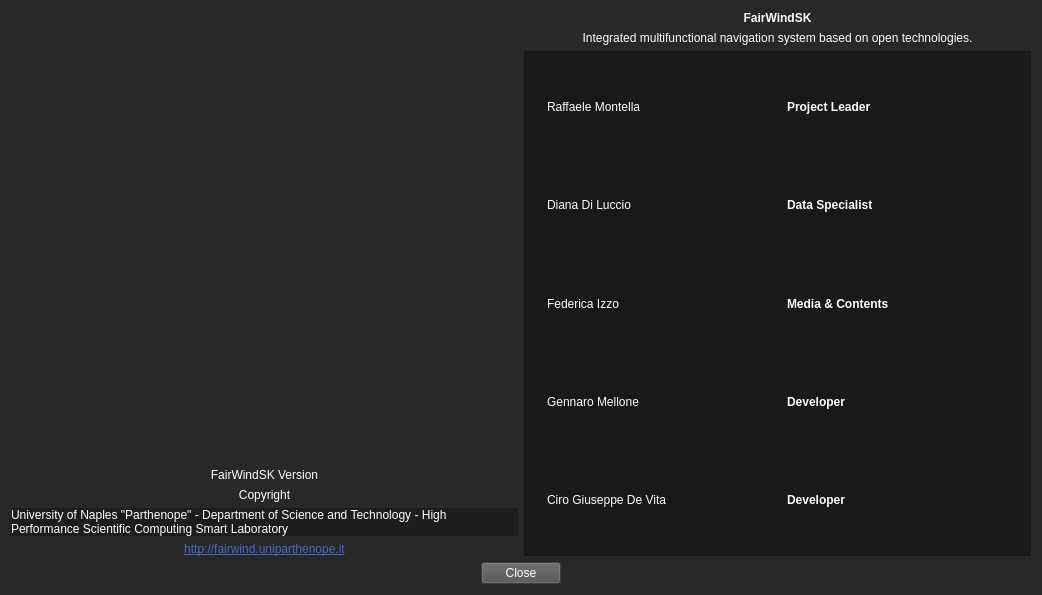
Above: ui/about/About.ui from OpenFairWind/FairWindSK before the change. Below: the same form after it.
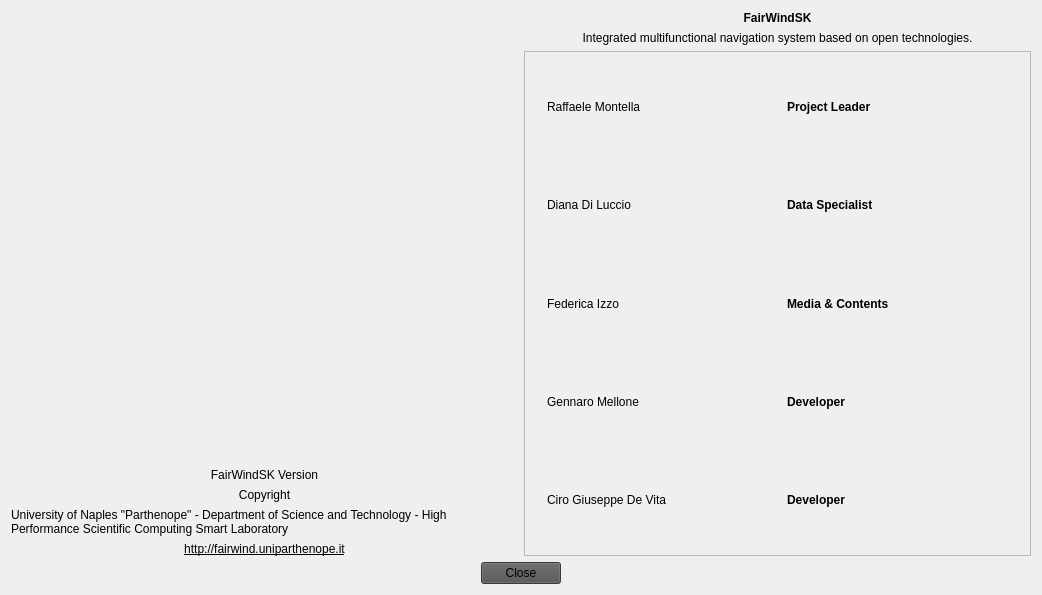
That is the form after the change. Icons and pictures are not drawn. Custom widgets are drawn as their Qt base class.

Commit message: Unify marine comfort theme colors

What changed in the file:
```diff
--- a/ui/about/About.ui
+++ b/ui/about/About.ui
@@ -19,10 +19,6 @@
   <property name="windowTitle">
    <string>About...</string>
   </property>
-  <property name="styleSheet">
-   <string notr="true">background-color: rgba(26, 26, 26, 191);
-color: rgb(250, 255, 255);</string>
-  </property>
   <layout class="QGridLayout" name="gridLayout">
    <item row="0" column="0">
     <layout class="QVBoxLayout" name="verticalLayout">
@@ -103,8 +99,7 @@
             </font>
            </property>
            <property name="styleSheet">
-            <string notr="true">background-color: rgba(255, 255, 255, 0);
-color: rgb(65, 107, 195);</string>
+            <string notr="true">background-color: rgba(255, 255, 255, 0);</string>
            </property>
            <property name="text">
             <string>http://fairwind.uniparthenope.it</string>
```
The commit also changes 28 other files.
